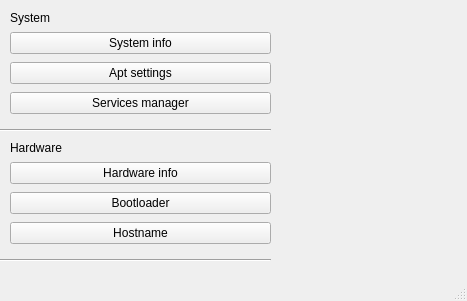
The window that Mast/mastwindow.ui (jakubiszon26/Mast) describes before a commit, drawn with Qt 5.
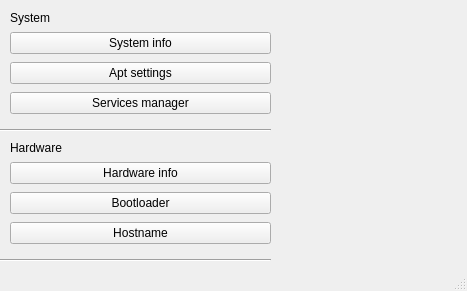
The same window after the commit.

Commit message: mastwindow variable names change

```diff
--- a/Mast/mastwindow.ui
+++ b/Mast/mastwindow.ui
@@ -7,7 +7,7 @@
     <x>0</x>
     <y>0</y>
     <width>467</width>
-    <height>301</height>
+    <height>291</height>
    </rect>
   </property>
   <property name="windowTitle">
```
The commit also changes 1 other file.
